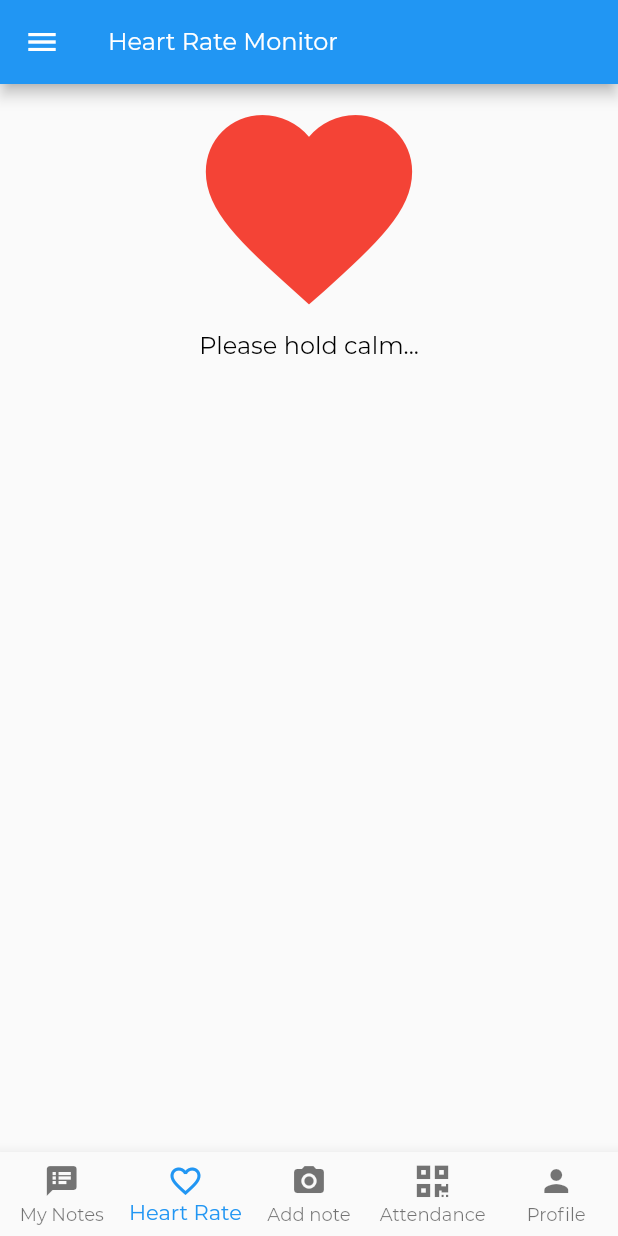
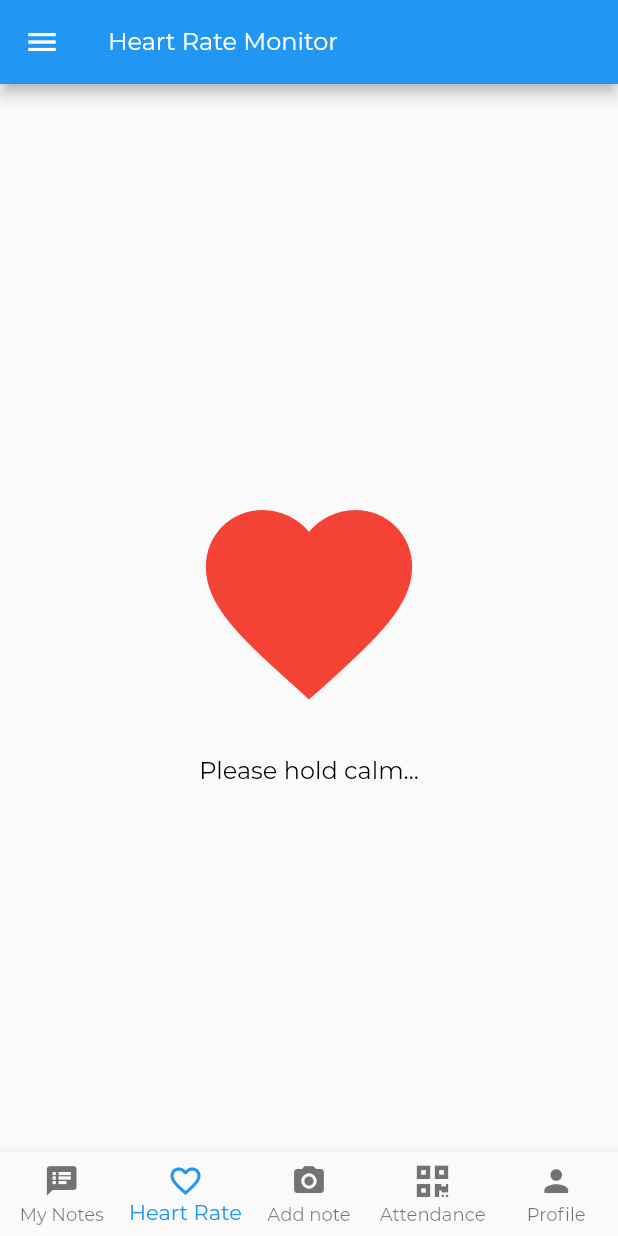
Before and after one commit to user-cube/iStudy-Flutter, a Flutter app: the HeartRateMonitor screen opened by its route, on a phone screen of 412 x 824 dp. Run offline on Flutter 3.47's test engine with Material 2 defaults, Android fonts, the light colour scheme and no system bars; our stand-ins replace cloud_firestore, firebase_auth, firebase_storage, flutter_spinkit, font_awesome_flutter, image_gallery_saver and 2 more; missing offline and left inert: flutter_android, qrscan; accounts and stored records are empty.

Commit message:
center heart rate

```diff
--- a/lib/screens/student/heartrate/heartrate.dart
+++ b/lib/screens/student/heartrate/heartrate.dart
@@ -84,10 +84,18 @@ class _HeartRateMonitorState extends State<HeartRateMonitor>
       ),
       bottomNavigationBar: BottomNavigatorBar(1),
       drawer: StudentDrawer(),
-      body: Column(
+      body: Builder(
+        builder: (context) => Container(
+          child: Column(
+            mainAxisAlignment: MainAxisAlignment.center,
             children: <Widget>[
-          Container(
-            child: AnimatedBuilder(
+              SizedBox(
+                height: 20.0,
+              ),
+              Row(
+                mainAxisAlignment: MainAxisAlignment.center,
+                children: <Widget>[
+                  AnimatedBuilder(
                     animation: _heartAnimationController,
                     builder: (context, child) {
                       return Center(
@@ -103,11 +111,23 @@ class _HeartRateMonitorState extends State<HeartRateMonitor>
                       );
                     },
                   ),
+                ],
               ),
-          Container(
+              SizedBox(
+                height: 20.0,
+              ),
+              Row(
+                mainAxisAlignment: MainAxisAlignment.center,
+                children: <Widget>[
+                  Align(
+                    alignment: Alignment.center,
                     child: Text(heartResult),
+                  )
+                ],
+              )
+            ],
           ),
-        ],
+        ),
       ),
     );
   }
```
Lines whose indentation alone changed are shown as unchanged.
